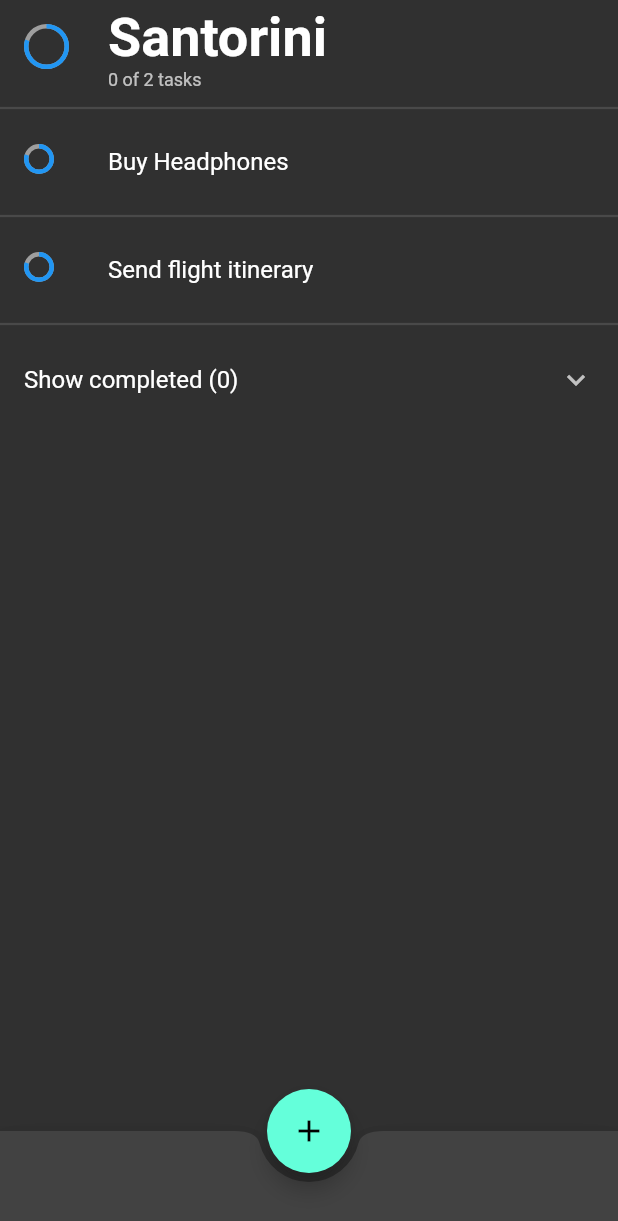
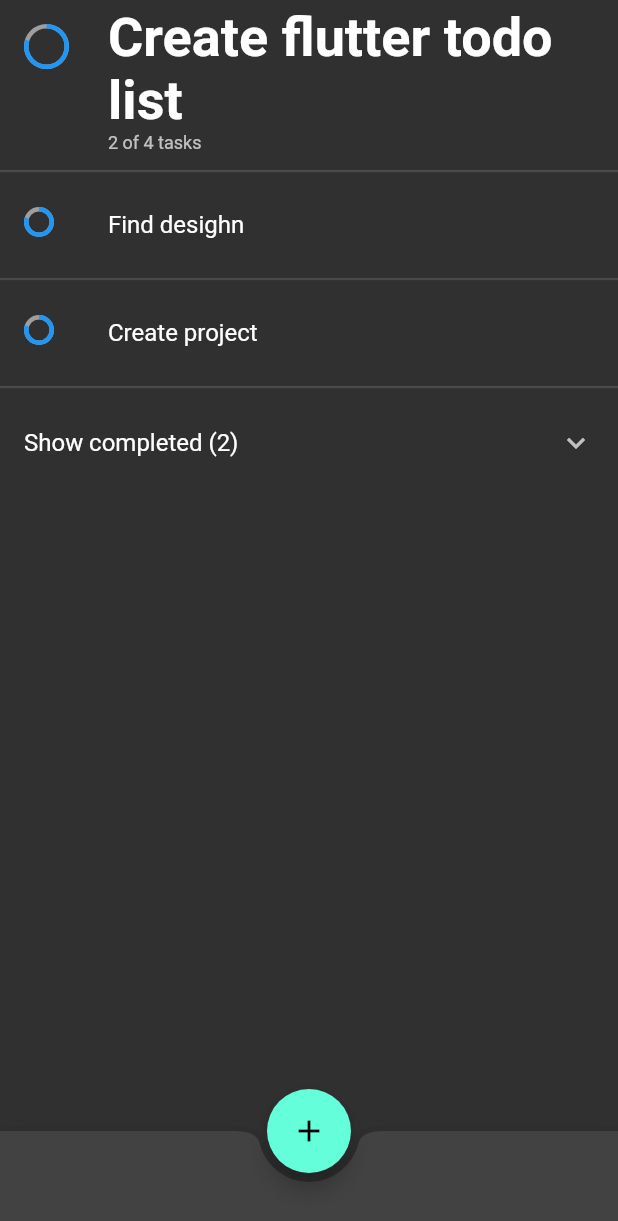
Before and after one commit to Bygaga63/todo-bygaga-flutter, a Flutter app: the screen it shows after launch, on a phone screen of 412 x 824 dp. Shown: the top 1221 px of the screen. Run offline on Flutter 3.47's test engine with Material 2 defaults, Android fonts, the phone set to English and light mode, and no system bars; drawn by our look-alikes of percent_indicator.

Commit message:
create expanded task list

```diff
--- a/lib/todo/data/repositories/todo_repositoy_impl.dart
+++ b/lib/todo/data/repositories/todo_repositoy_impl.dart
@@ -8,11 +8,15 @@ class TodoRepositoryImpl extends TodoRepository {
     return [
       TodoModel(
         id: 1,
-        title: 'Santorini',
+        title: 'Create flutter todo list',
         tasks: [
-          TaskModel(id: 1, isComplete: false, description: 'Buy Headphones'),
+          TaskModel(id: 1, isComplete: false, description: 'Find desighn'),
+          TaskModel(id: 2, isComplete: false, description: 'Create project'),
           TaskModel(
-              id: 2, isComplete: false, description: 'Send flight itinerary')
+              id: 3,
+              isComplete: true,
+              description: 'Add clean arcitecture structure'),
+          TaskModel(id: 4, isComplete: true, description: 'Create MVP')
         ],
       ),
       TodoModel(
--- a/lib/todo/presentation/widgets/task_list.dart
+++ b/lib/todo/presentation/widgets/task_list.dart
@@ -1,5 +1,6 @@
 import 'package:flutter/material.dart';
 import 'package:percent_indicator/circular_percent_indicator.dart';
+import 'package:todo_bygaga/todo/data/models/TaskModel.dart';
 import 'package:todo_bygaga/todo/data/models/TodoModel.dart';
 
 class TaskList extends StatelessWidget {
@@ -7,8 +8,23 @@ class TaskList extends StatelessWidget {
 
   TaskList({@required this.todo});
 
-  get _getCompletedNumber => todo.tasks.where((task) => task.isComplete).length;
-  get _getTaskNumber => todo.tasks.length;
+  List<TaskModel> get _getCompletedTasks =>
+      todo.tasks.where((task) => task.isComplete).toList();
+  List<TaskModel> get _getInProcessTasks =>
+      todo.tasks.where((task) => !task.isComplete).toList();
+
+  List<Widget> get _getCompletedComponents => _getCompletedTasks
+      .map((task) => ListTile(
+            title: Text(task.description),
+            leading: CircularPercentIndicator(
+              radius: 20.0,
+              lineWidth: 3.0,
+              percent: 0.8,
+              backgroundColor: Colors.grey,
+              progressColor: Colors.blue,
+            ),
+          ))
+      .toList();
 
   @override
   Widget build(BuildContext context) {
@@ -27,14 +43,15 @@ class TaskList extends StatelessWidget {
             todo.title,
             style: TextStyle(fontSize: 36.0, fontWeight: FontWeight.w600),
           ),
-          subtitle: Text('$_getCompletedNumber of $_getTaskNumber tasks'),
+          subtitle: Text(
+              '${_getCompletedTasks.length} of ${todo.tasks.length} tasks'),
         ),
         Divider(thickness: 1.5),
         ListView.separated(
           shrinkWrap: true,
-          itemCount: todo.tasks.length,
+          itemCount: _getInProcessTasks.length,
           itemBuilder: (BuildContext context, int index) {
-            final task = todo.tasks[index];
+            final task = _getInProcessTasks[index];
             return ListTile(
               title: Text(task.description),
               leading: CircularPercentIndicator(
@@ -52,8 +69,9 @@ class TaskList extends StatelessWidget {
         ),
         Divider(thickness: 1.5),
         ExpansionTile(
-          title: Text('Show completed ($_getCompletedNumber)'),
-        )
+          title: Text('Show completed (${_getInProcessTasks.length})'),
+          children: _getCompletedComponents,
+        ),
       ],
     );
   }
```
